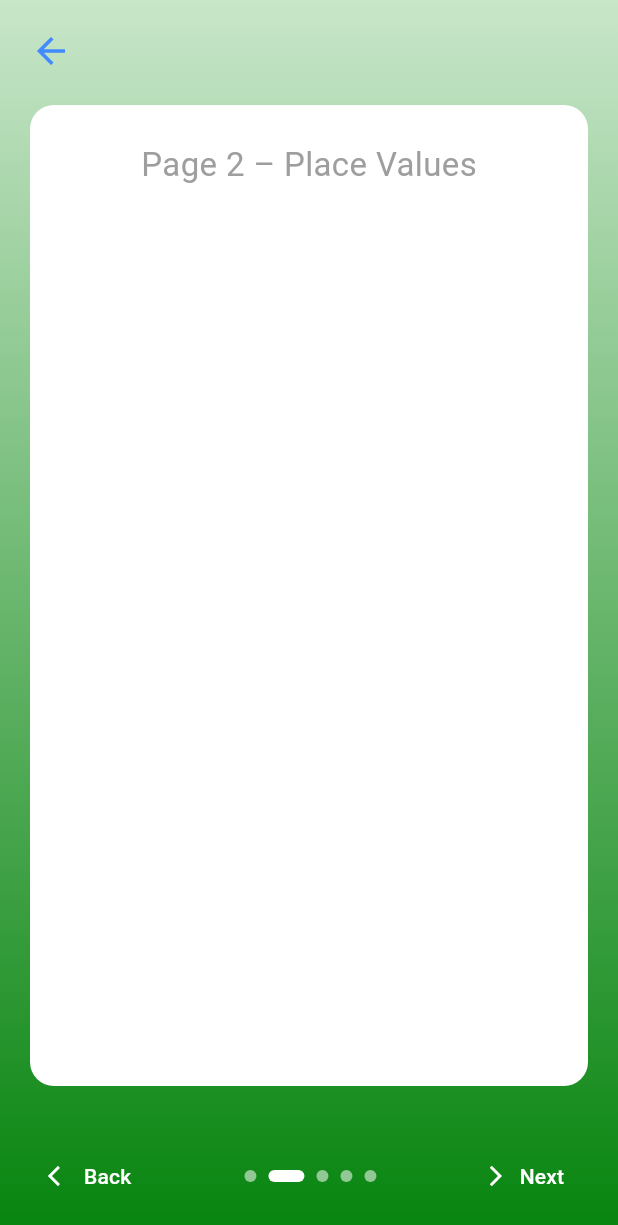
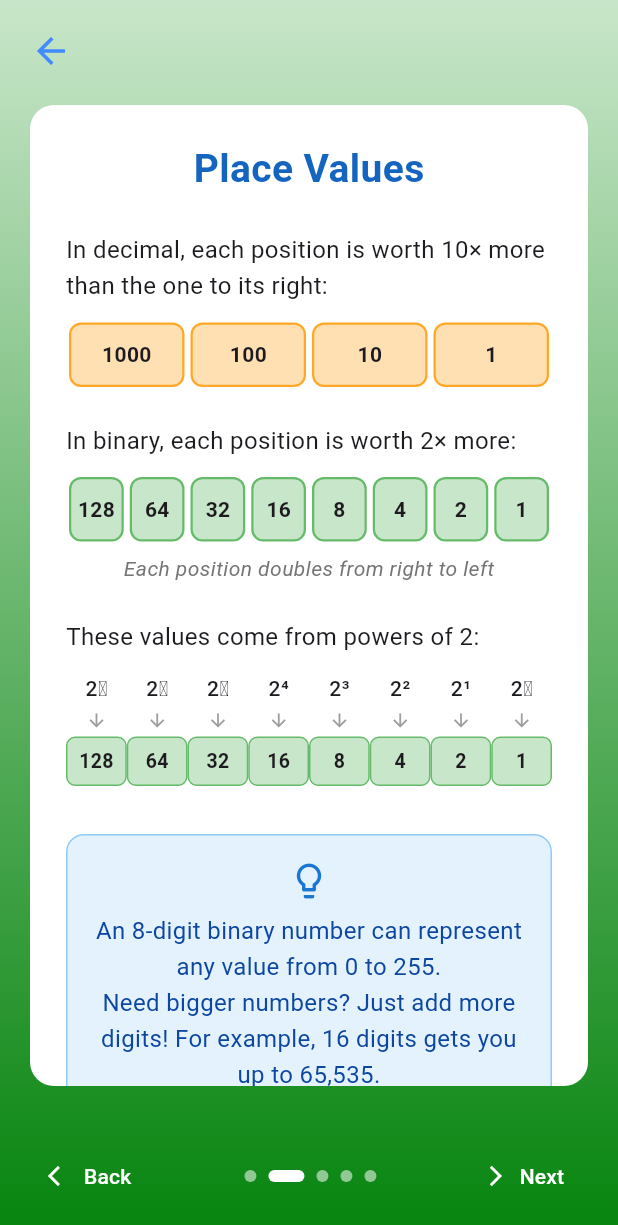
Before and after one commit to aarontrini1/Learning-Binary, a Flutter app: the LearningBinaryToDecimalPage screen opened by its route, swiped to page 2, on a phone screen of 412 x 824 dp. Shown: the top 1225 px of the screen. Run offline on Flutter 3.47's test engine with Material 3 defaults, Android fonts, the phone set to English and light mode, and no system bars; our stand-ins replace google_fonts.

Commit message:
page2 learning binaryToDecimal

```diff
--- a/lib/pages/learning/binaryToDecimal.dart
+++ b/lib/pages/learning/binaryToDecimal.dart
@@ -164,9 +164,157 @@ class _LearningBinaryToDecimalPageState
   }
 
   Widget _buildPage2() {
-    return _buildPageContent(children: [
-      Center(child: Text('Page 2 – Place Values', style: TextStyle(fontSize: 22, color: Colors.grey))),
-    ]);
+    final placeValues = [128, 64, 32, 16, 8, 4, 2, 1];
+    final powers = [7, 6, 5, 4, 3, 2, 1, 0];
+
+    return _buildPageContent(
+      children: [
+        Center(
+          child: Text(
+            'Place Values',
+            style: TextStyle(
+              fontSize: 26,
+              fontWeight: FontWeight.bold,
+              color: Colors.blue.shade800,
+            ),
+          ),
+        ),
+        const SizedBox(height: 24),
+        const Text(
+          'In decimal, each position is worth 10× more than the one to its right:',
+          style: TextStyle(fontSize: 16, height: 1.5),
+        ),
+        const SizedBox(height: 12),
+        _buildValueRow(
+          labels: ['1000', '100', '10', '1'],
+          color: Colors.orange.shade100,
+          borderColor: Colors.orange.shade400,
+        ),
+        const SizedBox(height: 24),
+        const Text(
+          'In binary, each position is worth 2× more:',
+          style: TextStyle(fontSize: 16, height: 1.5),
+        ),
+        const SizedBox(height: 12),
+        _buildValueRow(
+          labels: placeValues.map((v) => '$v').toList(),
+          color: Colors.green.shade100,
+          borderColor: Colors.green.shade400,
+        ),
+        const SizedBox(height: 8),
+        Center(
+          child: Text(
+            'Each position doubles from right to left',
+            style: TextStyle(
+              fontSize: 14,
+              color: Colors.grey.shade600,
+              fontStyle: FontStyle.italic,
+            ),
+          ),
+        ),
+        const SizedBox(height: 24),
+        const Text(
+          'These values come from powers of 2:',
+          style: TextStyle(fontSize: 16, height: 1.5),
+        ),
+        const SizedBox(height: 12),
+        Row(
+          mainAxisAlignment: MainAxisAlignment.center,
+          children: List.generate(placeValues.length, (i) {
+            return Expanded(
+              child: Column(
+                children: [
+                  Text(
+                    '2${_superscript(powers[i])}',
+                    style: const TextStyle(fontSize: 14, fontWeight: FontWeight.w500),
+                  ),
+                  const SizedBox(height: 4),
+                  const Icon(Icons.arrow_downward, size: 14, color: Colors.grey),
+                  const SizedBox(height: 4),
+                  Container(
+                    padding: const EdgeInsets.symmetric(vertical: 6, horizontal: 2),
+                    decoration: BoxDecoration(
+                      color: Colors.green.shade100,
+                      borderRadius: BorderRadius.circular(6),
+                      border: Border.all(color: Colors.green.shade400),
+                    ),
+                    child: Center(
+                      child: Text(
+                        '${placeValues[i]}',
+                        style: const TextStyle(fontSize: 13, fontWeight: FontWeight.bold),
+                      ),
+                    ),
+                  ),
+                ],
+              ),
+            );
+          }),
+        ),
+        const SizedBox(height: 32),
+        Container(
+          width: double.infinity,
+          padding: const EdgeInsets.all(16),
+          decoration: BoxDecoration(
+            color: Colors.blue.shade50,
+            borderRadius: BorderRadius.circular(12),
+            border: Border.all(color: Colors.blue.shade200),
+          ),
+          child: Column(
+            children: [
+              Icon(Icons.lightbulb_outline, color: Colors.blue.shade700, size: 28),
+              const SizedBox(height: 8),
+              Text(
+                'An 8-digit binary number can represent any value from 0 to 255. \n'
+                'Need bigger numbers? Just add more digits! '
+                'For example, 16 digits gets you up to 65,535.',
+                textAlign: TextAlign.center,
+                style: TextStyle(
+                  fontSize: 16,
+                  height: 1.5,
+                  color: Colors.blue.shade900,
+                ),
+              ),
+            ],
+          ),
+        ),
+      ],
+    );
+  }
+
+  String _superscript(int number) {
+    const superscripts = {
+      '0': '⁰', '1': '¹', '2': '²', '3': '³', '4': '⁴',
+      '5': '⁵', '6': '⁶', '7': '⁷', '8': '⁸', '9': '⁹',
+    };
+    return number.toString().split('').map((c) => superscripts[c] ?? c).join();
+  }
+
+  Widget _buildValueRow({
+    required List<String> labels,
+    required Color color,
+    required Color borderColor,
+  }) {
+    return Row(
+      mainAxisAlignment: MainAxisAlignment.center,
+      children: labels.map((label) {
+        return Expanded(
+          child: Container(
+            margin: const EdgeInsets.symmetric(horizontal: 2),
+            padding: const EdgeInsets.symmetric(vertical: 10),
+            decoration: BoxDecoration(
+              color: color,
+              borderRadius: BorderRadius.circular(8),
+              border: Border.all(color: borderColor, width: 1.5),
+            ),
+            alignment: Alignment.center,
+            child: Text(
+              label,
+              style: const TextStyle(fontSize: 14, fontWeight: FontWeight.bold),
+            ),
+          ),
+        );
+      }).toList(),
+    );
   }
 
   Widget _buildPage3() {
```
